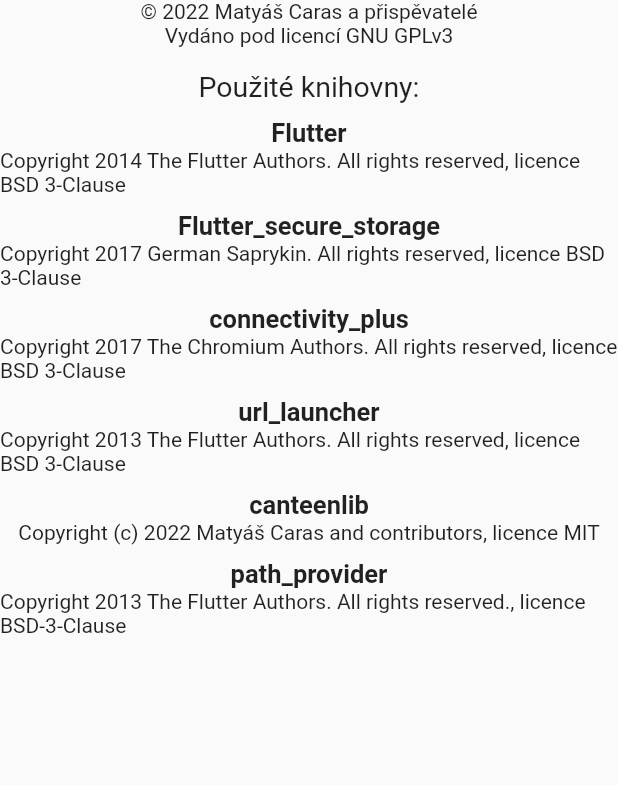
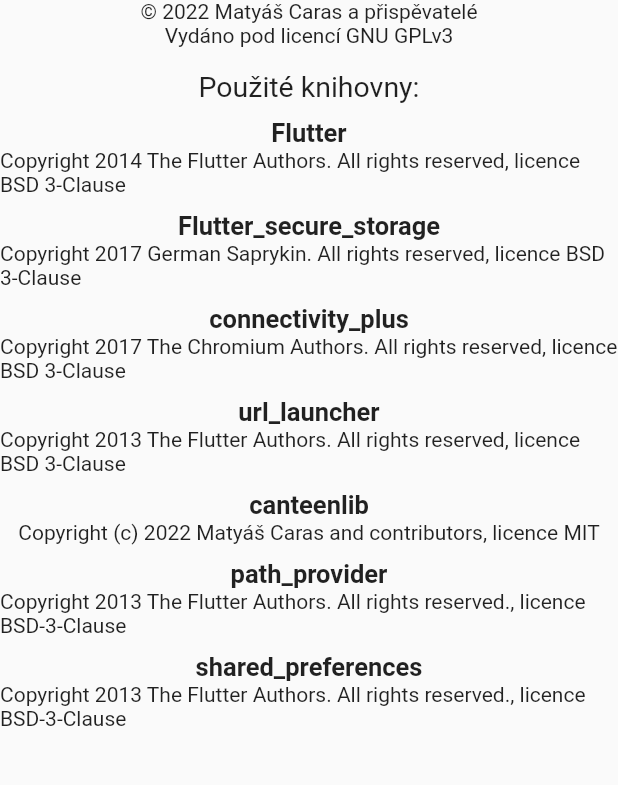
Before and after one commit to hernikplays/opencanteen, a Flutter app: the AboutPage screen opened directly, on a phone screen of 412 x 824 dp, the part 137-922 px from its top. Run offline on Flutter 3.47's test engine with Material 2 defaults, Android fonts, the phone set to English and light mode, and no system bars; our stand-ins replace connectivity_plus, flutter_secure_storage, shared_preferences; missing offline and left inert: canteenlib; accounts and stored records are empty.

Commit message:
Bump knihovnu + nastavení

```diff
--- a/lib/okna/about.dart
+++ b/lib/okna/about.dart
@@ -15,7 +15,8 @@ class _AboutPageState extends State<AboutPage> {
       appBar: AppBar(
         title: const Text("O Aplikaci"),
       ),
-      body: SizedBox(
+      body: SingleChildScrollView(
+        child: SizedBox(
           height: MediaQuery.of(context).size.height,
           child: Column(mainAxisSize: MainAxisSize.min, children: [
             const Text("OpenCanteen", style: TextStyle(fontSize: 30)),
@@ -55,8 +56,14 @@ class _AboutPageState extends State<AboutPage> {
             cudlik(
                 "path_provider",
                 "Copyright 2013 The Flutter Authors. All rights reserved., licence BSD-3-Clause",
+                "https://github.com/flutter/plugins/blob/main/packages/path_provider/path_provider/LICENSE"),
+            const SizedBox(height: 10),
+            cudlik(
+                "shared_preferences",
+                "Copyright 2013 The Flutter Authors. All rights reserved., licence BSD-3-Clause",
                 "https://github.com/flutter/plugins/blob/main/packages/path_provider/path_provider/LICENSE")
           ]),
+        ),
       ),
     );
   }
--- a/lib/okna/jidelnicek.dart
+++ b/lib/okna/jidelnicek.dart
@@ -6,6 +6,7 @@ import 'package:flutter/material.dart';
 import 'package:flutter_secure_storage/flutter_secure_storage.dart';
 import 'package:opencanteen/util.dart';
 import 'package:path_provider/path_provider.dart';
+import 'package:shared_preferences/shared_preferences.dart';
 import 'package:url_launcher/url_launcher.dart';
 
 import '../loginmanager.dart';
@@ -212,7 +213,8 @@ class _JidelnicekPageState extends State<JidelnicekPage> {
 
   /// uložení jídelníčku pro dnešek offline
   void ulozitDnesekOffline() async {
-    if (await LoginManager.zapamatovat()) {
+    var prefs = await SharedPreferences.getInstance();
+    if (prefs.getBool("offline") != null && prefs.getBool("offline")!) {
       Directory appDocDir = await getApplicationDocumentsDirectory();
       for (var f in appDocDir.listSync()) {
         // Vymažeme obsah
--- a/pubspec.yaml
+++ b/pubspec.yaml
@@ -16,11 +16,12 @@ dependencies:
     sdk: flutter
   flutter_localizations:
     sdk: flutter
-  canteenlib: ^0.1.0-alpha.15
+  canteenlib: ^0.1.0-alpha.16
   connectivity_plus: ^2.2.1
   flutter_secure_storage: ^5.0.2
   url_launcher: ^6.0.20
   path_provider: ^2.0.9
+  shared_preferences: ^2.0.13
 
 dev_dependencies:
   flutter_lints: ^1.0.0
```
Also changed, not shown: lib/okna/nastaveni.dart (added, +16 -0 lines), pubspec.lock. Lines whose indentation alone changed are shown as unchanged.
